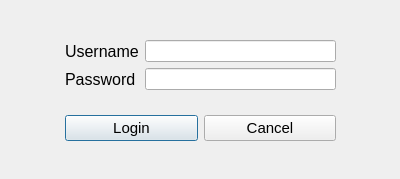
First picture: the form in TPQtIntroduction/dialogidentification.ui, repository Lydie-Pierrick/TP2-QT-INTRO, before the edit.
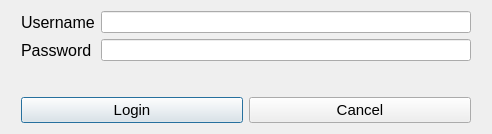
Second picture: the form after the edit.

What changed in the file:
```diff
--- a/TPQtIntroduction/dialogidentification.ui
+++ b/TPQtIntroduction/dialogidentification.ui
@@ -6,22 +6,31 @@
    <rect>
     <x>0</x>
     <y>0</y>
-    <width>400</width>
-    <height>179</height>
+    <width>492</width>
+    <height>134</height>
    </rect>
   </property>
   <property name="windowTitle">
    <string>Login</string>
   </property>
-  <widget class="QWidget" name="gridLayoutWidget_2">
-   <property name="geometry">
-    <rect>
-     <x>65</x>
-     <y>40</y>
-     <width>271</width>
-     <height>101</height>
-    </rect>
-   </property>
+  <layout class="QGridLayout" name="gridLayout_2">
+   <item row="0" column="0">
+    <spacer name="horizontalSpacer">
+     <property name="orientation">
+      <enum>Qt::Horizontal</enum>
+     </property>
+     <property name="sizeType">
+      <enum>QSizePolicy::Fixed</enum>
+     </property>
+     <property name="sizeHint" stdset="0">
+      <size>
+       <width>10</width>
+       <height>20</height>
+      </size>
+     </property>
+    </spacer>
+   </item>
+   <item row="0" column="1">
    <layout class="QVBoxLayout" name="verticalLayout">
     <item>
      <layout class="QGridLayout" name="gridLayout">
@@ -42,7 +51,7 @@
         <item row="0" column="1">
          <widget class="QLineEdit" name="lineEdit_Username"/>
         </item>
-        <item row="1" column="0">
+         <item row="2" column="0">
          <widget class="QLabel" name="label_Password">
           <property name="font">
            <font>
@@ -54,7 +63,7 @@
           </property>
          </widget>
         </item>
-        <item row="1" column="1">
+         <item row="2" column="1">
          <widget class="QLineEdit" name="lineEdit_Password">
           <property name="echoMode">
            <enum>QLineEdit::Password</enum>
@@ -93,7 +102,24 @@
      </layout>
     </item>
    </layout>
-  </widget>
+   </item>
+   <item row="0" column="2">
+    <spacer name="horizontalSpacer_2">
+     <property name="orientation">
+      <enum>Qt::Horizontal</enum>
+     </property>
+     <property name="sizeType">
+      <enum>QSizePolicy::Fixed</enum>
+     </property>
+     <property name="sizeHint" stdset="0">
+      <size>
+       <width>10</width>
+       <height>20</height>
+      </size>
+     </property>
+    </spacer>
+   </item>
+  </layout>
  </widget>
  <resources/>
  <connections/>
```
Lines whose indentation alone changed are shown as unchanged.
